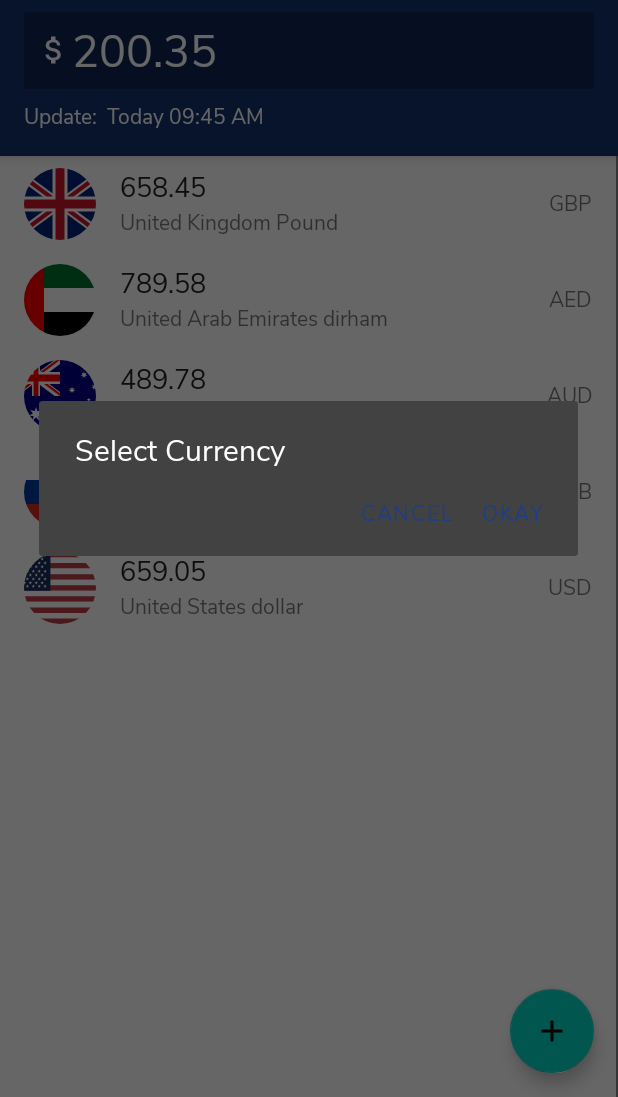
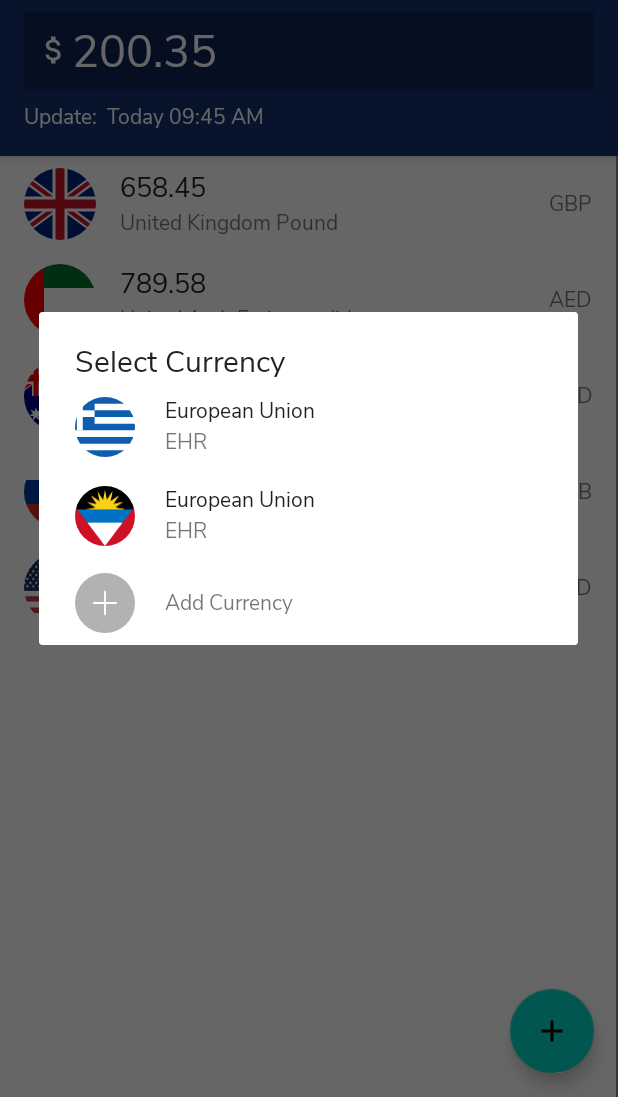
Before and after one commit to 0x6d6861/Exchange, an Android app: the screen it shows after launch (MainActivity), after a tap on "change", on a phone screen of 412 x 824 dp, the part 139-1236 px from its top. Run offline under Robolectric (Android 15) with nearby library versions, the phone set to English and light mode, and no system bars; our stand-ins replace CircleImageView.

Commit message:
Added the currency select screen and solved the click on the textview

```diff
--- a/app/src/main/java/co/heri/exchange/CurrencyActivity.kt
+++ b/app/src/main/java/co/heri/exchange/CurrencyActivity.kt
@@ -17,7 +17,6 @@ import android.graphics.Color
 import androidx.appcompat.widget.SearchView
 import android.os.Build
 import android.view.*
-
 
 
 
--- a/app/src/main/java/co/heri/exchange/MainActivity.kt
+++ b/app/src/main/java/co/heri/exchange/MainActivity.kt
@@ -56,7 +56,7 @@ class MainActivity : AppCompatActivity() {
         }
 
         change_link.setOnClickListener { view ->
-            showDiag(view.context);
+            showDiag(this);
         }
     }
 
@@ -85,7 +85,7 @@ class MainActivity : AppCompatActivity() {
 
 
         builder.setTitle("Select Currency")
-                .setPositiveButton("Okay"
+                /*.setPositiveButton("Okay"
                 ) { dialog, id ->
                     //mListener.onDialogPositiveClick(this)
 
@@ -94,7 +94,7 @@ class MainActivity : AppCompatActivity() {
                 ) { dialog, id ->
                     // mListener.onDialogNegativeClick(this)
                     dialog.cancel()
-                }
+                }*/
 
         builder.create()
         builder.show()
--- /dev/null
+++ b/app/src/main/res/drawable/ic_iconfinder_icon.xml
@@ -0,0 +1,8 @@
+<vector android:height="24dp" android:viewportHeight="32"
+    android:viewportWidth="32" android:width="24dp" xmlns:android="http://schemas.android.com/apk/res/android">
+    <path android:fillColor="#b2b2b2" android:pathData="M-1,-1h34v34h-34z"/>
+    <path android:fillColor="#ffffff"
+        android:pathData="m22,16.5l-12,0a0.5,0.5 0,0 1,0 -1l12,0a0.5,0.5 0,0 1,0 1z" android:strokeWidth="0"/>
+    <path android:fillColor="#ffffff"
+        android:pathData="m16,22.5a0.5,0.5 0,0 1,-0.5 -0.5l0,-12a0.5,0.5 0,0 1,1 0l0,12a0.5,0.5 0,0 1,-0.5 0.5z" android:strokeWidth="0"/>
+</vector>
--- /dev/null
+++ b/app/src/main/res/layout/currency_select.xml
@@ -0,0 +1,137 @@
+<?xml version="1.0" encoding="utf-8"?>
+<LinearLayout xmlns:android="http://schemas.android.com/apk/res/android"
+    android:layout_width="match_parent"
+    android:layout_height="match_parent"
+    android:orientation="vertical"
+    android:paddingStart="24dp"
+    android:paddingEnd="24dp">
+
+    <LinearLayout
+        android:layout_width="match_parent"
+        android:layout_height="wrap_content"
+        android:layout_marginTop="8dp"
+        android:layout_marginBottom="8dp"
+        android:orientation="horizontal">
+
+        <de.hdodenhof.circleimageview.CircleImageView xmlns:app="http://schemas.android.com/apk/res-auto"
+            android:layout_width="40dp"
+            android:layout_height="40dp"
+            android:layout_gravity="center"
+            android:scaleType="centerCrop"
+            android:src="@drawable/flag_gr"
+            app:civ_border_color="#FF000000"
+            app:civ_border_width="0dp"
+            app:layout_constraintBottom_toBottomOf="parent"
+            app:layout_constraintStart_toStartOf="parent"
+            app:layout_constraintTop_toTopOf="parent" />
+
+        <LinearLayout
+            android:layout_width="wrap_content"
+            android:layout_height="wrap_content"
+            android:layout_gravity="center"
+            android:layout_marginStart="20dp"
+            android:layout_weight="1"
+            android:orientation="vertical">
+
+            <TextView
+                android:layout_width="wrap_content"
+                android:layout_height="wrap_content"
+                android:layout_weight="1"
+                android:text="European Union"
+                android:textAppearance="@style/TextAppearance.AppCompat.Body1"
+                android:textSize="14sp" />
+
+            <TextView
+                android:layout_width="wrap_content"
+                android:layout_height="wrap_content"
+                android:layout_marginBottom="2dp"
+                android:layout_weight="1"
+                android:text="EHR" />
+
+        </LinearLayout>
+
+    </LinearLayout>
+
+    <LinearLayout
+        android:layout_width="match_parent"
+        android:layout_height="wrap_content"
+        android:layout_marginTop="8dp"
+        android:layout_marginBottom="8dp"
+        android:orientation="horizontal">
+
+        <de.hdodenhof.circleimageview.CircleImageView xmlns:app="http://schemas.android.com/apk/res-auto"
+            android:layout_width="40dp"
+            android:layout_height="40dp"
+            android:layout_gravity="center"
+            android:scaleType="centerCrop"
+            android:src="@drawable/flag_ag"
+            app:civ_border_color="#FF000000"
+            app:civ_border_width="0dp"
+            app:layout_constraintBottom_toBottomOf="parent"
+            app:layout_constraintStart_toStartOf="parent"
+            app:layout_constraintTop_toTopOf="parent" />
+
+        <LinearLayout
+            android:layout_width="wrap_content"
+            android:layout_height="wrap_content"
+            android:layout_gravity="center"
+            android:layout_marginStart="20dp"
+            android:layout_weight="1"
+            android:orientation="vertical">
+
+            <TextView
+                android:layout_width="wrap_content"
+                android:layout_height="wrap_content"
+                android:layout_weight="1"
+                android:text="European Union"
+                android:textAppearance="@style/TextAppearance.AppCompat.Body1"
+                android:textSize="14sp" />
+
+            <TextView
+                android:layout_width="wrap_content"
+                android:layout_height="wrap_content"
+                android:layout_marginBottom="2dp"
+                android:layout_weight="1"
+                android:text="EHR" />
+
+        </LinearLayout>
+
+    </LinearLayout>
+
+    <LinearLayout
+        android:layout_width="match_parent"
+        android:layout_height="wrap_content"
+        android:layout_marginTop="8dp"
+        android:layout_marginBottom="8dp"
+        android:orientation="horizontal">
+
+        <de.hdodenhof.circleimageview.CircleImageView xmlns:app="http://schemas.android.com/apk/res-auto"
+            android:layout_width="40dp"
+            android:layout_height="40dp"
+            android:layout_gravity="center"
+            android:scaleType="centerCrop"
+            android:src="@drawable/ic_iconfinder_icon"
+            app:civ_border_color="#FF000000"
+            app:civ_border_width="0dp"
+            app:layout_constraintBottom_toBottomOf="parent"
+            app:layout_constraintStart_toStartOf="parent"
+            app:layout_constraintTop_toTopOf="parent" />
+
+        <LinearLayout
+            android:layout_width="wrap_content"
+            android:layout_height="wrap_content"
+            android:layout_gravity="center"
+            android:layout_marginStart="20dp"
+            android:layout_weight="1"
+            android:orientation="vertical">
+
+            <TextView
+                android:layout_width="wrap_content"
+                android:layout_height="wrap_content"
+                android:layout_weight="1"
+                android:text="Add Currency" />
+
+        </LinearLayout>
+
+    </LinearLayout>
+</LinearLayout>
```
